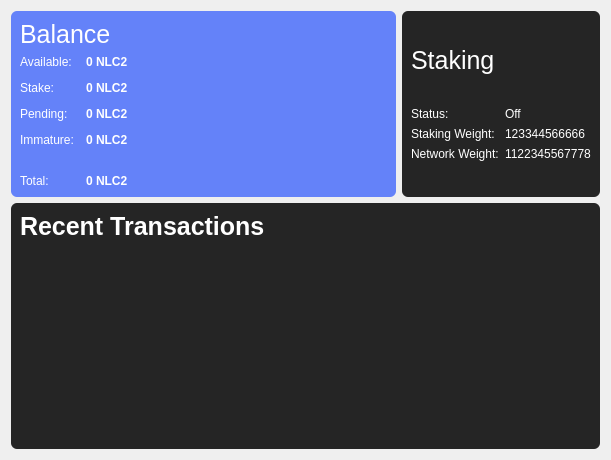
The window that src/qt/forms/overviewpage.ui (NoLimitCoin/NoLimitCoin-Core) describes before a commit, drawn with Qt 5.
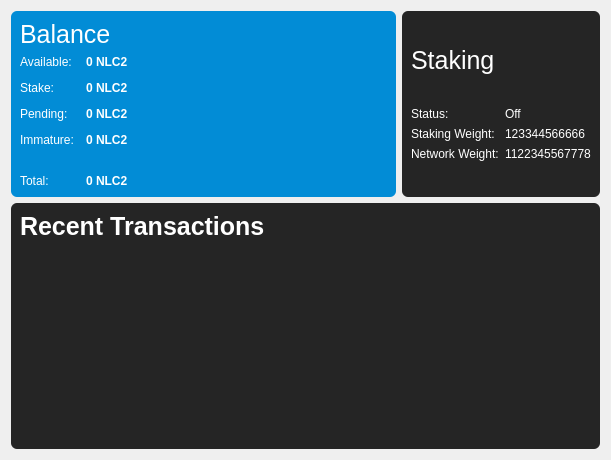
The same window after the commit.

Commit message: changing background color for overview tab

```diff
--- a/src/qt/forms/overviewpage.ui
+++ b/src/qt/forms/overviewpage.ui
@@ -637,10 +637,10 @@
 opacity: 0.85;
 border-radius: 6px;
 
-background: rgba(10, 60, 255, 155);</string>
+background: #028cd6;</string>
        </property>
        <property name="frameShape">
-        <enum>QFrame::StyledPanel</enum>
+        <enum>QFrame::NoFrame</enum>
        </property>
        <property name="frameShadow">
         <enum>QFrame::Raised</enum>
```
